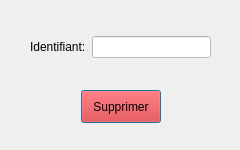
Old version of the form myProject/rmuser.ui in the repository ToDesire/QT_Project.
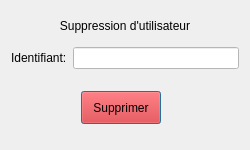
New version of the form.

The edit to the form file:
```diff
--- a/myProject/rmuser.ui
+++ b/myProject/rmuser.ui
@@ -6,100 +6,40 @@
    <rect>
     <x>0</x>
     <y>0</y>
-    <width>240</width>
+    <width>250</width>
     <height>150</height>
    </rect>
   </property>
   <property name="minimumSize">
    <size>
-    <width>240</width>
+    <width>250</width>
     <height>150</height>
    </size>
   </property>
   <property name="maximumSize">
    <size>
-    <width>240</width>
+    <width>250</width>
     <height>150</height>
    </size>
   </property>
   <property name="windowTitle">
-   <string>Suppression d'utilisateur</string>
-  </property>
-  <widget class="QWidget" name="layoutWidget">
-   <property name="geometry">
-    <rect>
-     <x>30</x>
-     <y>10</y>
-     <width>181</width>
-     <height>131</height>
-    </rect>
+   <string>Suppression utilisateur</string>
    </property>
    <layout class="QGridLayout" name="gridLayout">
-    <item row="1" column="0">
-     <widget class="QLabel" name="label_2">
-      <property name="text">
-       <string>Identifiant:</string>
-      </property>
-     </widget>
-    </item>
-    <item row="1" column="1">
-     <widget class="QLineEdit" name="inp_ID">
-      <property name="styleSheet">
-       <string notr="true">QLineEdit{
-	background-color: #fff;
-	color:  #000;
-}</string>
-      </property>
-     </widget>
-    </item>
-    <item row="2" column="0">
-     <spacer name="verticalSpacer_2">
-      <property name="orientation">
-       <enum>Qt::Vertical</enum>
-      </property>
-      <property name="sizeType">
-       <enum>QSizePolicy::Fixed</enum>
-      </property>
-      <property name="sizeHint" stdset="0">
-       <size>
-        <width>20</width>
-        <height>10</height>
-       </size>
-      </property>
-     </spacer>
-    </item>
-    <item row="0" column="0">
-     <spacer name="verticalSpacer_3">
-      <property name="orientation">
-       <enum>Qt::Vertical</enum>
-      </property>
-      <property name="sizeType">
-       <enum>QSizePolicy::Fixed</enum>
-      </property>
-      <property name="sizeHint" stdset="0">
-       <size>
-        <width>20</width>
-        <height>10</height>
-       </size>
-      </property>
-     </spacer>
-    </item>
-    <item row="3" column="0" colspan="2">
-     <layout class="QHBoxLayout" name="horizontalLayout">
-      <item>
+   <item row="3" column="0">
        <spacer name="horizontalSpacer">
         <property name="orientation">
          <enum>Qt::Horizontal</enum>
         </property>
         <property name="sizeHint" stdset="0">
          <size>
-          <width>40</width>
+       <width>62</width>
           <height>20</height>
          </size>
         </property>
        </spacer>
       </item>
-      <item>
+   <item row="3" column="1">
        <widget class="QPushButton" name="pushButton">
         <property name="styleSheet">
          <string notr="true">QPushButton{
@@ -117,23 +57,83 @@
         </property>
        </widget>
       </item>
-      <item>
+   <item row="3" column="2">
        <spacer name="horizontalSpacer_2">
         <property name="orientation">
          <enum>Qt::Horizontal</enum>
         </property>
         <property name="sizeHint" stdset="0">
          <size>
-          <width>40</width>
+       <width>72</width>
           <height>20</height>
          </size>
         </property>
        </spacer>
       </item>
+   <item row="4" column="1">
+    <spacer name="verticalSpacer_4">
+     <property name="orientation">
+      <enum>Qt::Vertical</enum>
+     </property>
+     <property name="sizeHint" stdset="0">
+      <size>
+       <width>20</width>
+       <height>6</height>
+      </size>
+     </property>
+    </spacer>
+   </item>
+   <item row="2" column="1">
+    <spacer name="verticalSpacer_3">
+     <property name="orientation">
+      <enum>Qt::Vertical</enum>
+     </property>
+     <property name="sizeHint" stdset="0">
+      <size>
+       <width>20</width>
+       <height>6</height>
+      </size>
+     </property>
+    </spacer>
+   </item>
+   <item row="0" column="0" colspan="3">
+    <widget class="QLabel" name="label">
+     <property name="minimumSize">
+      <size>
+       <width>0</width>
+       <height>30</height>
+      </size>
+     </property>
+     <property name="text">
+      <string>Suppression d'utilisateur</string>
+     </property>
+     <property name="alignment">
+      <set>Qt::AlignCenter</set>
+     </property>
+    </widget>
+   </item>
+   <item row="1" column="0" colspan="3">
+    <layout class="QHBoxLayout" name="horizontalLayout">
+     <item>
+      <widget class="QLabel" name="label_2">
+       <property name="text">
+        <string>Identifiant:</string>
+       </property>
+      </widget>
+     </item>
+     <item>
+      <widget class="QLineEdit" name="inp_ID">
+       <property name="styleSheet">
+        <string notr="true">QLineEdit{
+	background-color: #fff;
+	color: #000;
+}</string>
+       </property>
+      </widget>
+     </item>
      </layout>
     </item>
    </layout>
-  </widget>
  </widget>
  <resources/>
  <connections/>
```
Left out of the diff: 1 changed line with no effect on the pictures. Lines whose indentation alone changed are shown as unchanged.
